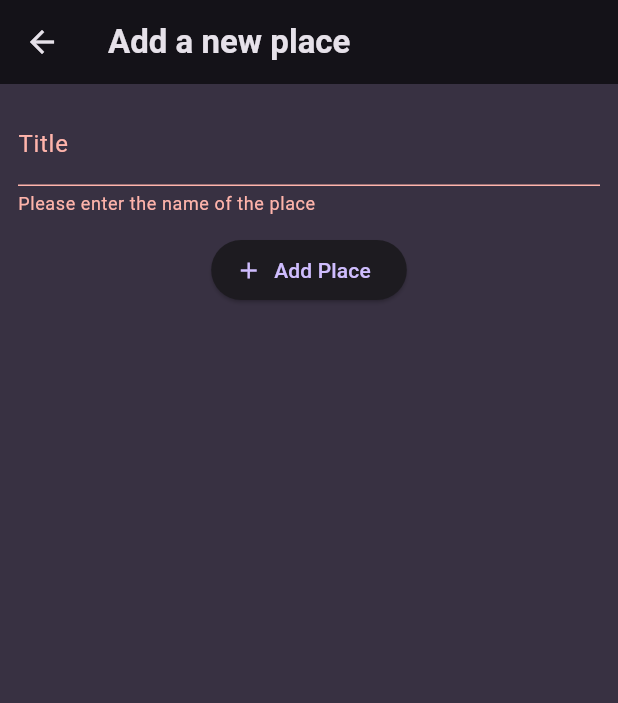
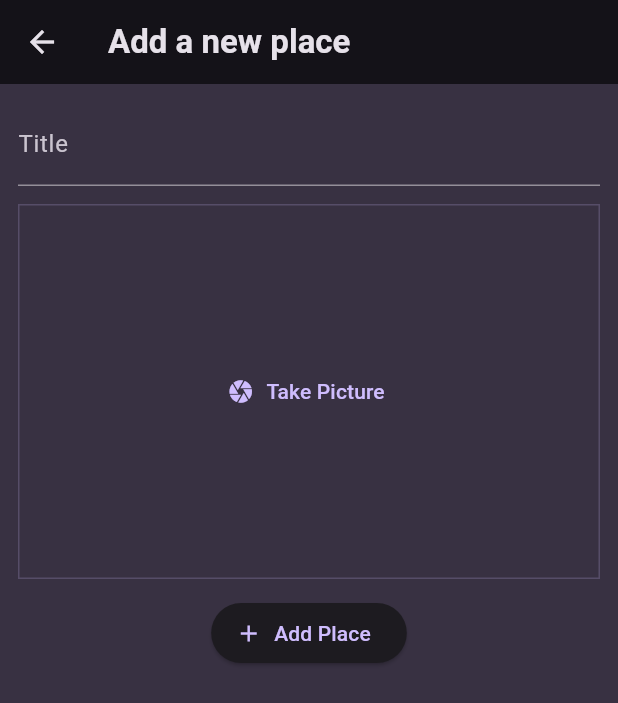
Before and after one commit to Debadrita438/flutter-favorite-places, a Flutter app: the AddPlaceScreen screen opened directly, after a tap on "Add Place", on a phone screen of 412 x 824 dp. Shown: the top 703 px of the screen. Run offline on Flutter 3.47's test engine with Material 3 defaults, Android fonts, the phone set to English and light mode, and no system bars; our stand-ins replace flutter_riverpod, google_fonts, image_picker.

Commit message:
added image picker and started taking image

```diff
--- a/lib/models/place.dart
+++ b/lib/models/place.dart
@@ -1,3 +1,5 @@
+import 'dart:io';
+
 import 'package:uuid/uuid.dart';
 
 const uuid = Uuid();
@@ -5,8 +7,10 @@ const uuid = Uuid();
 class Place {
   Place({
     required this.name,
+    required this.image,
   }): id = uuid.v4();
 
   final String id;
   final String name;
+  final File image;
 }
--- a/lib/screens/add_place_screen.dart
+++ b/lib/screens/add_place_screen.dart
@@ -1,3 +1,6 @@
+import 'dart:io';
+
+import 'package:favorite_places/widgets/image_input.dart';
 import 'package:flutter/material.dart';
 import 'package:flutter_riverpod/flutter_riverpod.dart';
 
@@ -16,6 +19,11 @@ class AddPlaceScreen extends ConsumerStatefulWidget {
 class _AddPlaceScreenState extends ConsumerState<AddPlaceScreen> {
   final _formKey = GlobalKey<FormState>();
   var _enteredPlaceName = '';
+  File? _selectedImage;
+
+  void pickeImageHandler(File image) {
+    _selectedImage = image;
+  }
 
   String? _titleValidator(String? text) {
     if (text == null || text.isEmpty) {
@@ -29,15 +37,17 @@ class _AddPlaceScreenState extends ConsumerState<AddPlaceScreen> {
   }
 
   void _onSubmitForm() {
-    if (_formKey.currentState!.validate()) {
-      _formKey.currentState!.save();
+    if (_selectedImage == null) {
+      return;
+    } else {
+      if (_formKey.currentState!.validate()) {
+        _formKey.currentState!.save();
 
-      ref.read(addPlaceProvider.notifier).addNewPlace(
-            Place(
-              name: _enteredPlaceName,
-            ),
-          );
-      Navigator.of(context).pop();
+        ref.read(addPlaceProvider.notifier).addNewPlace(
+              Place(name: _enteredPlaceName, image: _selectedImage!),
+            );
+        Navigator.of(context).pop();
+      }
     }
   }
 
@@ -57,10 +67,13 @@ class _AddPlaceScreenState extends ConsumerState<AddPlaceScreen> {
                 decoration: const InputDecoration(
                   label: Text('Title'),
                 ),
-                style: TextStyle(color: Theme.of(context).colorScheme.onBackground),
+                style: TextStyle(
+                    color: Theme.of(context).colorScheme.onBackground),
                 validator: _titleValidator,
                 onSaved: _saveTitleHandler,
               ),
+              const SizedBox(height: 12),
+              ImageInput(onPickImage: pickeImageHandler),
               const SizedBox(height: 12),
               ElevatedButton.icon(
                 icon: const Icon(Icons.add),
--- /dev/null
+++ b/lib/widgets/image_input.dart
@@ -0,0 +1,70 @@
+import 'dart:io';
+
+import 'package:flutter/material.dart';
+import 'package:image_picker/image_picker.dart';
+
+class ImageInput extends StatefulWidget {
+  const ImageInput({super.key, required this.onPickImage});
+
+  final void Function(File image) onPickImage;
+
+  @override
+  State<ImageInput> createState() {
+    return _ImageInputState();
+  }
+}
+
+class _ImageInputState extends State<ImageInput> {
+  File? _selectedImage;
+
+  void _onPressImage() async {
+    final imagePicker = ImagePicker();
+
+    final pickedImage = await imagePicker.pickImage(
+      source: ImageSource.camera,
+      maxWidth: 600,
+    );
+
+    if (pickedImage == null) {
+      return;
+    }
+
+    setState(() => _selectedImage = File(pickedImage.path));
+
+    widget.onPickImage(_selectedImage!);
+  }
+
+  @override
+  Widget build(BuildContext context) {
+    Widget displayContent = TextButton.icon(
+      onPressed: _onPressImage,
+      icon: const Icon(Icons.camera),
+      label: const Text('Take Picture'),
+    );
+
+    if (_selectedImage != null) {
+      displayContent = GestureDetector(
+        onTap: _onPressImage,
+        child: Image.file(
+          _selectedImage!,
+          fit: BoxFit.cover,
+          width: double.infinity,
+          height: double.infinity,
+        ),
+      );
+    }
+
+    return Container(
+      decoration: BoxDecoration(
+        border: Border.all(
+          width: 1,
+          color: Theme.of(context).colorScheme.primary.withOpacity(0.2),
+        ),
+      ),
+      height: 250,
+      width: double.infinity,
+      alignment: Alignment.center,
+      child: displayContent,
+    );
+  }
+}
--- a/pubspec.yaml
+++ b/pubspec.yaml
@@ -38,6 +38,7 @@ dependencies:
   google_fonts: ^6.1.0
   flutter_riverpod: ^2.4.9
   uuid: ^4.2.2
+  image_picker: ^1.0.5
 
 dev_dependencies:
   flutter_test:
```
Also changed, not shown: pubspec.lock, 5 other files.
